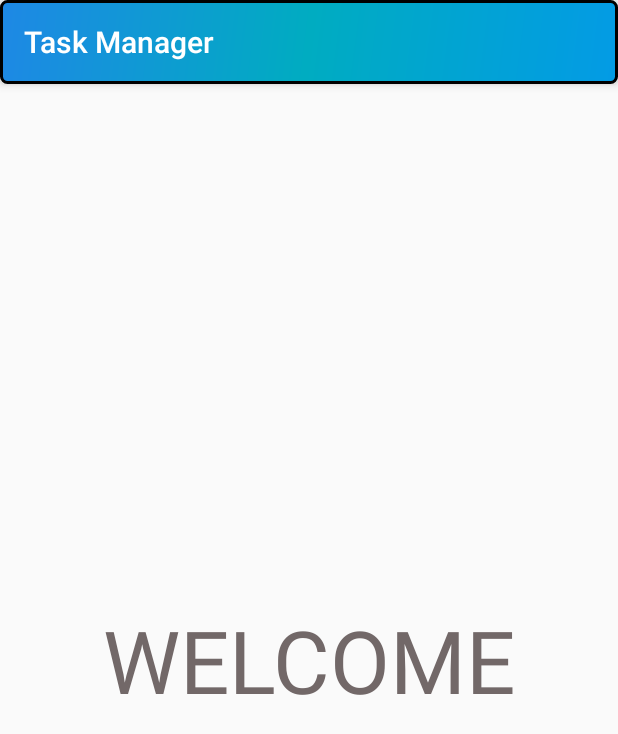
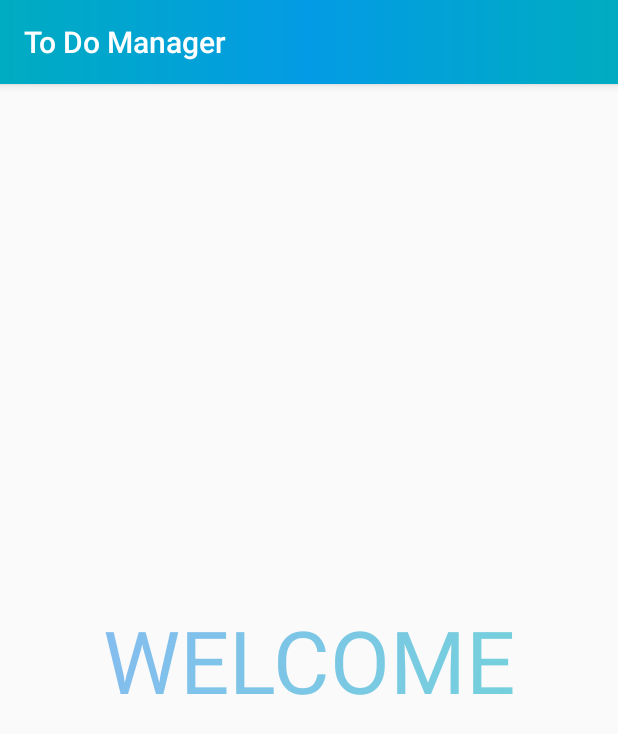
Before and after one commit to shubamuzumaki/TO_DO_Manager, an Android app: the fragment InitFragment shown on its own in the app's theme, on a phone screen of 412 x 824 dp. Shown: the top 734 px of the screen. Run offline under Robolectric (Android 15) with nearby library versions, the phone set to English and light mode, and no system bars; our stand-ins replace Room's generated code, data binding; 1 statement that could not run was skipped.

Commit message:
Imprved UI(Gradient TextView)

```diff
--- a/app/src/main/java/com/example/taskmanager/database/TaskDao.kt
+++ b/app/src/main/java/com/example/taskmanager/database/TaskDao.kt
@@ -19,6 +19,9 @@ interface TaskDao{
 
     @Update
     fun update(child: Child)
+
+    @Delete
+    fun delete(task:Task)
 
     @Query("UPDATE task_table SET progress=:progress WHERE taskId=:taskId")
     fun updateProgress(taskId:Long, progress:Long)
--- /dev/null
+++ b/app/src/main/java/com/example/taskmanager/database/util/MyGradientTextView.kt
@@ -0,0 +1,26 @@
+package com.example.taskmanager.database.util
+
+import android.content.Context
+import android.graphics.LinearGradient
+import android.graphics.Shader
+import android.util.AttributeSet
+import android.widget.TextView
+import androidx.core.content.ContextCompat
+import com.example.taskmanager.R
+
+class MyGradientTextView:TextView {
+
+    constructor(context: Context) : super(context)
+
+    constructor(context: Context, attributeSet: AttributeSet):super(context, attributeSet)
+
+    constructor(context: Context, attributeSet: AttributeSet, defStyleAttr:Int):super(context,attributeSet,defStyleAttr)
+
+    override fun onLayout(changed: Boolean, left: Int, top: Int, right: Int, bottom: Int) {
+        super.onLayout(changed, left, top, right, bottom)
+        paint.shader = LinearGradient(0f,0f, width.toFloat(), height.toFloat(),
+            ContextCompat.getColor(context, R.color.gradientStart),
+            ContextCompat.getColor(context, R.color.gradientCentre),
+            Shader.TileMode.REPEAT)
+    }
+}
--- /dev/null
+++ b/app/src/main/java/com/example/taskmanager/database/util/TaskTouchHelperAdapter.kt
@@ -0,0 +1,6 @@
+package com.example.taskmanager.database.util
+
+interface TaskTouchHelperAdapter {
+    fun onItemMove(fromPosition:Int, toPosition:Int)
+    fun onItemSwiped(position:Int)
+}
--- a/app/src/main/res/drawable/action_bar_bg.xml
+++ b/app/src/main/res/drawable/action_bar_bg.xml
@@ -1,4 +1,9 @@
 <?xml version="1.0" encoding="utf-8"?>
-<selector xmlns:android="http://schemas.android.com/apk/res/android">
-
-</selector>
+<shape xmlns:android="http://schemas.android.com/apk/res/android"
+    android:shape="rectangle">
+    <gradient
+        android:startColor="@color/gradientCentre"
+        android:centerColor="@color/gradientEnd"
+        android:endColor="@color/gradientCentre"
+        android:type="linear" />
+</shape>
--- a/app/src/main/res/drawable/circular.xml
+++ b/app/src/main/res/drawable/circular.xml
@@ -40,7 +40,7 @@
                 <gradient
                     android:startColor="@color/gradientStart"
                     android:centerColor="@color/gradientCentre"
-                    android:endColor="@color/gradientEnd"
+                    android:endColor="@color/gradientStart"
                     android:type="sweep" />
 
             </shape>
--- a/app/src/main/res/drawable/ic_note_add_black_24dp.xml
+++ b/app/src/main/res/drawable/ic_note_add_black_24dp.xml
@@ -1,6 +1,6 @@
 <vector xmlns:android="http://schemas.android.com/apk/res/android"
-        android:width="30dp"
-        android:height="30dp"
+        android:width="100dp"
+        android:height="100dp"
         android:viewportWidth="24.0"
         android:viewportHeight="24.0">
     <path
--- a/app/src/main/res/layout/fragment_init.xml
+++ b/app/src/main/res/layout/fragment_init.xml
@@ -8,13 +8,12 @@
         android:layout_height="match_parent">
 
 
-        <TextView
+        <com.example.taskmanager.database.util.MyGradientTextView
             android:id="@+id/textView"
             android:layout_width="wrap_content"
             android:layout_height="wrap_content"
             android:text="WELCOME"
             android:textSize="58sp"
-            android:textColor="@color/colorAccent"
             app:layout_constraintBottom_toBottomOf="parent"
             app:layout_constraintEnd_toEndOf="parent"
             app:layout_constraintStart_toStartOf="parent"
--- a/app/src/main/res/values/colors.xml
+++ b/app/src/main/res/values/colors.xml
@@ -10,4 +10,7 @@
     <color name="gradientStart">#1E88E5</color>
     <color name="gradientCentre">#00ACC1</color>
     <color name="gradientEnd">#039BE5</color>
+
+    <color name="test">#F4511E</color>
+
 </resources>
--- a/app/src/main/res/values/strings.xml
+++ b/app/src/main/res/values/strings.xml
@@ -1,7 +1,6 @@
 <resources>
-    <string name="app_name">Task Manager</string>
+    <string name="app_name">To Do Manager</string>
 
     <!-- TODO: Remove or change this placeholder text -->
     <string name="hello_blank_fragment">Hello blank fragment</string>
-    <string name="formatted_percentage">%d:</string>
 </resources>
--- a/app/src/main/res/values/styles.xml
+++ b/app/src/main/res/values/styles.xml
@@ -11,8 +11,8 @@
 
     <!-- ActionBar styles -->
     <style name="MyActionBar" parent="@style/Widget.AppCompat.Light.ActionBar.Solid.Inverse">
-        <item name="android:background">@drawable/toggle_on</item>
+        <item name="android:background">@drawable/action_bar_bg</item>
         <!-- Support library compatibility -->
-        <item name="background">@drawable/toggle_on</item>
+        <item name="background">@drawable/action_bar_bg</item>
     </style>
 </resources>
```
Also changed, not shown: app/src/main/java/com/example/taskmanager/database/util/TaskTouchHelper.kt (added, +45 -0 lines), app/src/main/java/com/example/taskmanager/task/TaskAdapter.kt (+5 -2 lines), app/src/main/java/com/example/taskmanager/task/TaskFragment.kt (+69 -50 lines), app/src/main/java/com/example/taskmanager/task/TaskRepository.kt (+11 -3 lines), app/src/main/java/com/example/taskmanager/task/TaskViewModel.kt (+11 -1 lines), app/src/main/res/drawable/white_add.png (deleted).
